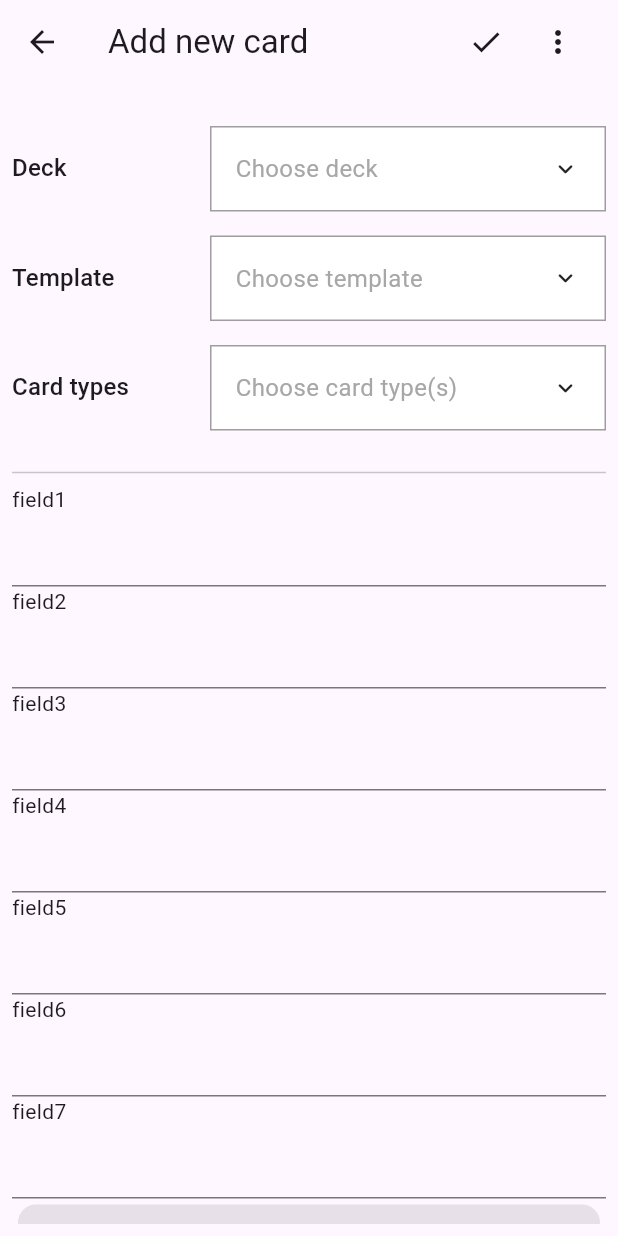
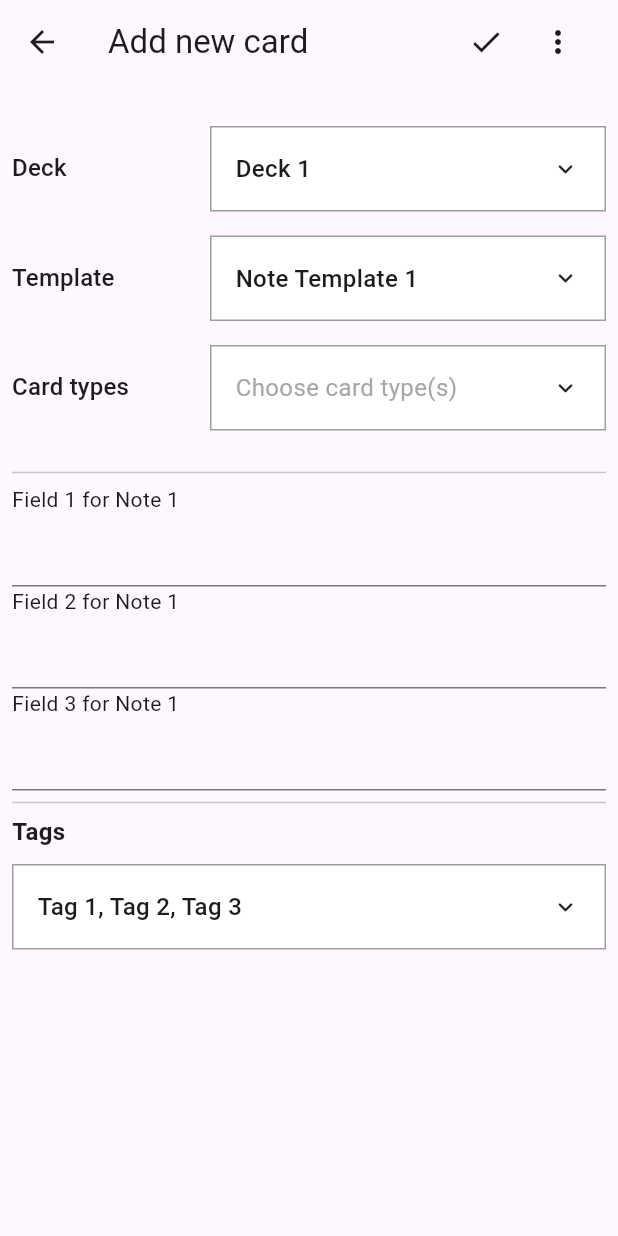
Before and after one commit to SAD-ppt/frontend, a Flutter app: the screen it shows after launch, on a phone screen of 412 x 824 dp. Run offline on Flutter 3.47's test engine with Material 3 defaults, Android fonts, the phone set to English and light mode, and no system bars; drawn by our look-alikes of animated_custom_dropdown; our stand-ins replace bloc, equatable, flutter_bloc; missing offline and left inert: dart:ffi.

Commit message:
implement bloc + modify tags section (simpler)

```diff
--- a/packages/ui/add_new_card/lib/src/bloc/bloc.dart
+++ b/packages/ui/add_new_card/lib/src/bloc/bloc.dart
@@ -1,6 +1,36 @@
+import 'dart:async';
+
 import 'package:add_new_card/src/bloc/event.dart';
 import 'package:add_new_card/src/bloc/state.dart';
 import 'package:bloc/bloc.dart';
+
+// Mock Data
+var deckList = ['Deck 1', 'Deck 2', 'Deck 3'];
+var noteTemplateList = [
+  'Note Template 1',
+  'Note Template 2',
+  'Note Template 3'
+];
+var fieldsList = [
+  ['Field 1 for Note 1', 'Field 2 for Note 1', 'Field 3 for Note 1'],
+  ['Field 1 for Note 2', 'Field 2 for Note 2'],
+  ['Field 1 for Note 3', 'Field 2 for Note 3', 'Field 3 for Note 3']
+];
+var cardTypeList = [
+  [
+    'Card Type 1 for Note 1',
+    'Card Type 2 for Note 1',
+    'Card Type 3 for Note 1'
+  ],
+  ['Card Type 1 for Note 2', 'Card Type 2 for Note 2'],
+  ['Card Type 1 for Note 3', 'Card Type 2 for Note 3', 'Card Type 3 for Note 3']
+];
+var tagsList = ['Tag 1', 'Tag 2', 'Tag 3'];
+var availableTagsList = ['Tag 1', 'Tag 2', 'Tag 3', 'Tag 4', 'Tag 5'];
+
+List<String> getFieldsForNoteTemplate(String noteTemplate) {
+  return fieldsList[noteTemplateList.indexOf(noteTemplate)];
+}
 
 class AddNewCardBloc extends Bloc<AddNewCardEvent, AddNewCardState> {
   AddNewCardBloc() : super(const AddNewCardState()) {
@@ -9,12 +39,28 @@ class AddNewCardBloc extends Bloc<AddNewCardEvent, AddNewCardState> {
     on<DeckChanged>(_onDeckChanged);
     on<NoteTemplateChanged>(_onNoteTemplateChanged);
     on<CardTypesChanged>(_onCardTypesChanged);
-    on<RemoveTag>(_onRemoveTag);
+    // on<RemoveTag>(_onRemoveTag);
+    // on<AddTag>(_onAddTag);
+    on<TagsChanged>(_onTagsChanged);
     on<TagsTriggered>(_onTagsTriggered);
   }
 
-  void _onInitial(InitialEvent event, Emitter<AddNewCardState> emit) {
-    emit(state.copyWith(status: Status.initial));
+  FutureOr<void> _onInitial(
+      InitialEvent event, Emitter<AddNewCardState> emit) async {
+    emit(state.copyWith(status: Status.loading));
+    await Future.delayed(const Duration(seconds: 1));
+    // Success loaded with mock data
+    emit(state.copyWith(
+        status: Status.loaded,
+        deck: deckList[0],
+        noteTemplate: noteTemplateList[0],
+        fieldNames: fieldsList[0],
+        tagsList: tagsList,
+        cardTypes: cardTypeList[0],
+        availableDecks: deckList,
+        availableNoteTemplates: noteTemplateList,
+        availableCardTypes: cardTypeList[0],
+        availableTagsList: availableTagsList));
   }
 
   void _onSubmitCard(SubmitCard event, Emitter<AddNewCardState> emit) {
@@ -25,9 +71,17 @@ class AddNewCardBloc extends Bloc<AddNewCardEvent, AddNewCardState> {
     emit(state.copyWith(deck: event.deck));
   }
 
-  void _onNoteTemplateChanged(
-      NoteTemplateChanged event, Emitter<AddNewCardState> emit) {
-    emit(state.copyWith(noteTemplate: event.noteTemplate));
+  FutureOr<void> _onNoteTemplateChanged(
+      NoteTemplateChanged event, Emitter<AddNewCardState> emit) async {
+    emit(state.copyWith(status: Status.changing));
+    Future.delayed(const Duration(seconds: 1));
+    emit(state.copyWith(
+        status: Status.changed,
+        noteTemplate: event.noteTemplate,
+        fieldNames: getFieldsForNoteTemplate(event.noteTemplate),
+        cardTypes: const [],
+        availableCardTypes:
+            cardTypeList[noteTemplateList.indexOf(event.noteTemplate)]));
   }
 
   void _onCardTypesChanged(
@@ -35,14 +89,19 @@ class AddNewCardBloc extends Bloc<AddNewCardEvent, AddNewCardState> {
     emit(state.copyWith(cardTypes: event.cardTypes));
   }
 
-  void _onRemoveTag(RemoveTag event, Emitter<AddNewCardState> emit) {
-    emit(state.copyWith(tagsList: state.tagsList..remove(event.tag)));
+  void _onTagsChanged(TagsChanged event, Emitter<AddNewCardState> emit) {
+    emit(state.copyWith(tagsList: event.tagsList));
   }
 
+  // void _onRemoveTag(RemoveTag event, Emitter<AddNewCardState> emit) {
+  //   emit(state.copyWith(tagsList: event.tagsList));
+  // }
+
+  // void _onAddTag(AddTag event, Emitter<AddNewCardState> emit) {
+  //   emit(state.copyWith(tagsList: event.tagsList));
+  // }
+
   void _onTagsTriggered(TagsTriggered event, Emitter<AddNewCardState> emit) {
-    emit(state.copyWith(tagsList: state.tagsList..add('')));
+    emit(state.copyWith(status: Status.tagsTriggered));
   }
 }
-
-class AddNewCardStatus {
-}
--- a/packages/ui/add_new_card/lib/src/bloc/event.dart
+++ b/packages/ui/add_new_card/lib/src/bloc/event.dart
@@ -40,13 +40,31 @@ class CardTypesChanged extends AddNewCardEvent {
   List<Object> get props => [cardTypes];
 }
 
-class RemoveTag extends AddNewCardEvent {
-  final String tag;
+// class RemoveTag extends AddNewCardEvent {
+//   final List<String> tagsList;
 
-  const RemoveTag(this.tag);
+//   const RemoveTag(this.tagsList);
+
+//   @override
+//   List<Object> get props => [tagsList];
+// }
+
+// class AddTag extends AddNewCardEvent {
+//   final List<String> tagsList;
+
+//   const AddTag(this.tagsList);
+
+//   @override
+//   List<Object> get props => [tagsList];
+// }
+
+class TagsChanged extends AddNewCardEvent {
+  final List<String> tagsList;
+
+  const TagsChanged(this.tagsList);
 
   @override
-  List<Object> get props => [tag];
+  List<Object> get props => [tagsList];
 }
 
 class TagsTriggered extends AddNewCardEvent {
--- a/packages/ui/add_new_card/lib/src/bloc/state.dart
+++ b/packages/ui/add_new_card/lib/src/bloc/state.dart
@@ -1,14 +1,27 @@
 import 'package:equatable/equatable.dart';
 
-enum Status { initial, loading, addSuccess, addError, adding }
+enum Status {
+  initial,
+  loading,
+  loaded,
+  addSuccess,
+  addError,
+  adding,
+  changing,
+  changed,
+  tagsTriggered
+}
 
 class AddNewCardState extends Equatable {
   final Status status;
   final String deck;
   final String noteTemplate;
+  final List<String> deckList;
+  final List<String> noteTemplateList;
   final List<String> cardTypes;
   final List<String> fieldNames;
   final List<String> tagsList;
+  final List<String> availableTagsList;
   final List<String> availableDecks;
   final List<String> availableNoteTemplates;
   final List<String> availableCardTypes;
@@ -17,9 +30,12 @@ class AddNewCardState extends Equatable {
     this.status = Status.initial,
     this.deck = '',
     this.noteTemplate = '',
+    this.deckList = const [],
+    this.noteTemplateList = const [],
     this.cardTypes = const [],
     this.fieldNames = const [],
     this.tagsList = const [],
+    this.availableTagsList = const [],
     this.availableDecks = const [],
     this.availableNoteTemplates = const [],
     this.availableCardTypes = const [],
@@ -33,6 +49,7 @@ class AddNewCardState extends Equatable {
         cardTypes,
         fieldNames,
         tagsList,
+        availableTagsList,
         availableDecks,
         availableNoteTemplates,
         availableCardTypes,
@@ -45,6 +62,7 @@ class AddNewCardState extends Equatable {
     List<String>? cardTypes,
     List<String>? fieldNames,
     List<String>? tagsList,
+    List<String>? availableTagsList,
     List<String>? availableDecks,
     List<String>? availableNoteTemplates,
     List<String>? availableCardTypes,
@@ -56,8 +74,10 @@ class AddNewCardState extends Equatable {
       cardTypes: cardTypes ?? this.cardTypes,
       fieldNames: fieldNames ?? this.fieldNames,
       tagsList: tagsList ?? this.tagsList,
+      availableTagsList: availableTagsList ?? this.availableTagsList,
       availableDecks: availableDecks ?? this.availableDecks,
-      availableNoteTemplates: availableNoteTemplates ?? this.availableNoteTemplates,
+      availableNoteTemplates:
+          availableNoteTemplates ?? this.availableNoteTemplates,
       availableCardTypes: availableCardTypes ?? this.availableCardTypes,
     );
   }
--- a/packages/ui/add_new_card/lib/src/view/view/add_new_card.dart
+++ b/packages/ui/add_new_card/lib/src/view/view/add_new_card.dart
@@ -1,6 +1,7 @@
 import 'package:add_new_card/src/bloc/bloc.dart';
 import 'package:add_new_card/src/bloc/event.dart';
 import 'package:add_new_card/src/bloc/state.dart';
+import 'package:add_new_card/src/view/view/loading.dart';
 import 'package:flutter/material.dart';
 import 'package:flutter_bloc/flutter_bloc.dart';
 import './card_form.dart';
@@ -10,7 +11,8 @@ class AddNewCardPage extends StatelessWidget {
   @override
   Widget build(BuildContext context) {
     return BlocProvider(
-        create: (context) => AddNewCardBloc(), child: _AddNewCardView());
+        create: (context) => AddNewCardBloc()..add(InitialEvent()),
+        child: _AddNewCardView());
   }
 }
 
@@ -19,6 +21,15 @@ class _AddNewCardView extends StatelessWidget {
   Widget build(BuildContext context) {
     return BlocBuilder<AddNewCardBloc, AddNewCardState>(
         builder: (context, state) {
+      if (state.status == Status.loading || state.status == Status.changing) {
+        return Scaffold(
+          appBar: AppBar(
+            title: const Text('Add new card'),
+            leading: const BackButton(),
+          ),
+          body: const Loading(),
+        );
+      } else {
         return Scaffold(
           appBar: AppBar(
             title: _TitleBar(
@@ -33,39 +44,30 @@ class _AddNewCardView extends StatelessWidget {
               deck: 'deck',
               noteTemplate: 'noteTemplate',
               cardTypes: const ['cardTypes'],
-            fieldNames: const [
-              'field1',
-              'field2',
-              'field3',
-              'field4',
-              'field5',
-              'field6',
-              'field7',
-            ],
-            onDeckChanged: (value) => null,
-            onNoteTemplateChanged: (value) => null,
-            onCardTypesChanged: (value) => null,
+              fieldNames: state.fieldNames,
+              onDeckChanged: (value) =>
+                  {context.read<AddNewCardBloc>().add(DeckChanged(value))},
+              onNoteTemplateChanged: (value) => {
+                context.read<AddNewCardBloc>().add(NoteTemplateChanged(value))
+              },
+              onCardTypesChanged: (value) =>
+                  {context.read<AddNewCardBloc>().add(CardTypesChanged(value))},
               onFieldsChanged: (value) => null,
-            availableDecks: const [
-              'Deck1',
-              'Deck2',
-            ],
-            availableNoteTemplates: const [
-              'Template1',
-              'Template2',
-              'Template3',
-            ],
-            availableCardTypes: const ['availableCardTypes1', 'availableCardTypes2'],
-            tagsList: const [
-              "English",
-              "Chinese",
-              "日本語",
-            ],
-            onTagsChanged: (p0) {},
-            onTagsTriggered: (p0) {},
+              availableDecks: state.availableDecks,
+              availableNoteTemplates: state.availableNoteTemplates,
+              availableCardTypes: state.availableCardTypes,
+              availableTagsList: state.availableTagsList,
+              tagsList: state.tagsList,
+              onTagsChanged: (p0) {
+                context.read<AddNewCardBloc>().add(TagsChanged(p0));
+              },
+              // onTagsTriggered: () {
+              //   context.read<AddNewCardBloc>().add(TagsTriggered());
+              // },
             ),
           ),
         );
+      }
     });
   }
 }
--- a/packages/ui/add_new_card/lib/src/view/view/card_form.dart
+++ b/packages/ui/add_new_card/lib/src/view/view/card_form.dart
@@ -1,5 +1,6 @@
 import 'package:add_new_card/src/view/view/config.dart';
-import 'package:components/components.dart';
+import 'package:animated_custom_dropdown/custom_dropdown.dart';
+// import 'package:components/components.dart';
 import 'package:flutter/material.dart';
 
 class CardForm extends StatelessWidget {
@@ -11,20 +12,22 @@ class CardForm extends StatelessWidget {
   final List<String> availableCardTypes;
   final List<String> fieldNames;
   final List<String> tagsList;
+  final List<String> availableTagsList;
   final Function(String) onDeckChanged;
   final Function(String) onNoteTemplateChanged;
   final Function(List<String>) onCardTypesChanged;
   final Function(List<String>) onFieldsChanged;
   final Function(List<String>) onTagsChanged;
-  final Function(List<String>) onTagsTriggered;
+  // final VoidCallback onTagsTriggered;
   const CardForm(
       {super.key,
       required this.deck,
       required this.onDeckChanged,
       required this.noteTemplate,
       required this.onTagsChanged,
-      required this.onTagsTriggered,
+      // required this.onTagsTriggered,
       required this.tagsList,
+      required this.availableTagsList,
       required this.cardTypes,
       required this.fieldNames,
       required this.onNoteTemplateChanged,
@@ -50,11 +53,36 @@ class CardForm extends StatelessWidget {
           children: fieldNames
               .map((e) => Column(
                     crossAxisAlignment: CrossAxisAlignment.start,
-                    children: [Text(e), TextField()],
+                    children: [Text(e), const TextField()],
                   ))
               .toList(),
         ),
-        Tags(tags: tagsList, onTagsChanged: onTagsChanged, onTagsTriggered: () {}),
+        const Divider(),
+        const Row(
+          children: [
+            Text('Tags',
+                style: TextStyle(fontSize: 16, fontWeight: FontWeight.bold)),
+          ],
+        ),
+        const SizedBox(height: 10),
+        // Tags(tags: tagsList, onTagsChanged: onTagsChanged),
+        CustomDropdown.multiSelectSearch(
+          hideSelectedFieldWhenExpanded: true,
+          hintText: 'Choose tag(s)',
+          items: availableTagsList,
+          initialItems: tagsList,
+          onListChanged: (p0) => {
+            // sort tags alphabetically
+            p0.sort(),
+            onTagsChanged(p0)
+          },
+          decoration: CustomDropdownDecoration(
+            closedBorder: Border.all(color: Colors.grey),
+            expandedBorder: Border.all(color: Colors.grey),
+            closedBorderRadius: BorderRadius.zero,
+            expandedBorderRadius: BorderRadius.zero,
+          ),
+        )
       ],
     );
   }
--- a/packages/ui/add_new_card/lib/src/view/view/config.dart
+++ b/packages/ui/add_new_card/lib/src/view/view/config.dart
@@ -21,6 +21,7 @@ class Config extends StatelessWidget {
     var fieldHeaderTextStyle = Theme.of(context).textTheme.titleMedium;
     var chooseDeckTitle = Text("Deck", style: fieldHeaderTextStyle);
     var chooseDeck = CustomDropdown<String>.search(
+      initialItem: availableDecks.first,
       hideSelectedFieldWhenExpanded: true,
       hintText: 'Choose deck',
       items: availableDecks,
@@ -35,6 +36,7 @@ class Config extends StatelessWidget {
     var chooseTemplateTitle = Text("Template", style: fieldHeaderTextStyle);
     var chooseCardTypesTitle = Text("Card types", style: fieldHeaderTextStyle);
     var chooseTemplate = CustomDropdown<String>.search(
+      initialItem: availableNoteTemplates.first,
       hideSelectedFieldWhenExpanded: true,
       hintText: 'Choose template',
       items: availableNoteTemplates,
--- a/packages/ui/components/lib/src/tags_list.dart
+++ b/packages/ui/components/lib/src/tags_list.dart
@@ -3,12 +3,10 @@ import 'package:flutter/material.dart';
 class Tags extends StatelessWidget {
   final List<String> tags;
   final Function(List<String>) onTagsChanged;
-  final VoidCallback onTagsTriggered;
   const Tags(
       {super.key,
       required this.tags,
-      required this.onTagsChanged,
-      required this.onTagsTriggered});
+      required this.onTagsChanged,});
   @override
   Widget build(BuildContext context) {
     return Card.filled(
```
Also changed, not shown: packages/ui/add_new_card/lib/src/view/view/loading.dart (added, +12 -0 lines), packages/ui/add_new_card/lib/src/view/view/tags_selection.dart (added, +44 -0 lines). Lines whose indentation alone changed are shown as unchanged.
